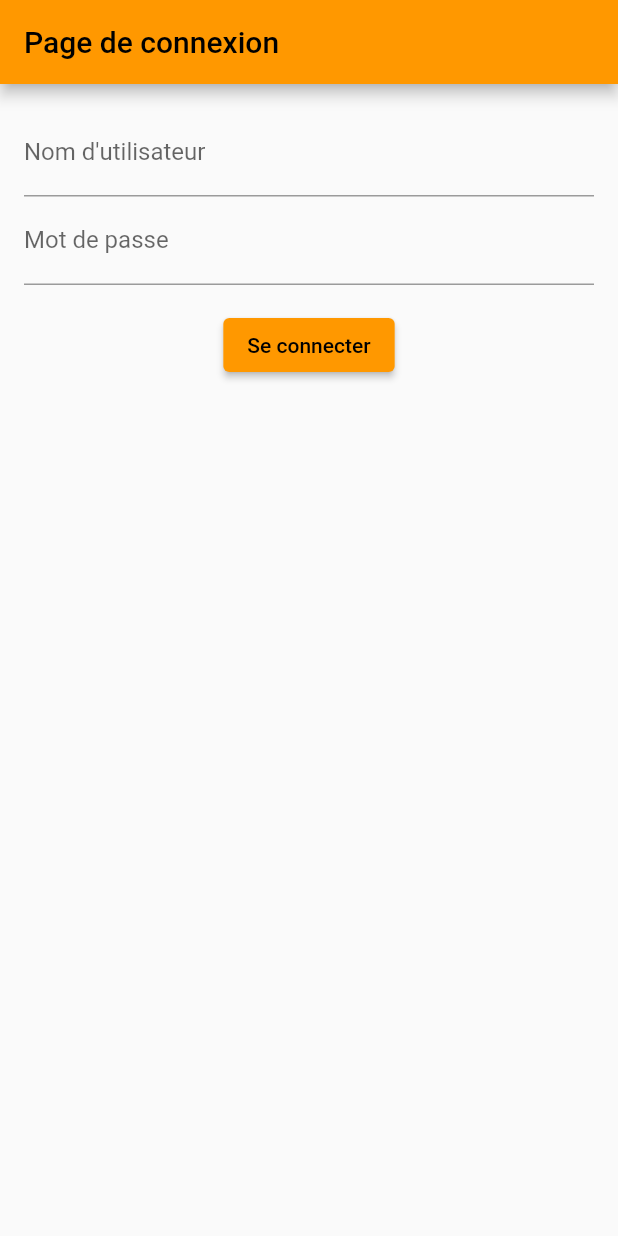
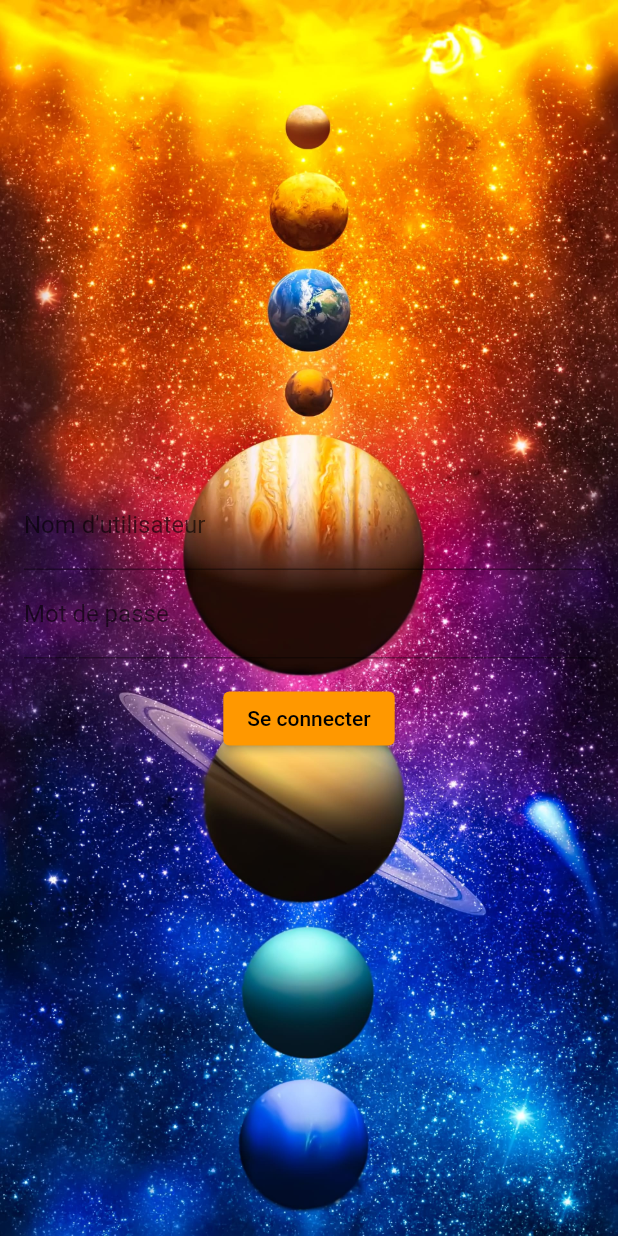
Before and after one commit to Snikyy4/projet_mob, a Flutter app: the screen it shows after launch, on a phone screen of 412 x 824 dp. Run offline on Flutter 3.47's test engine with Material 2 defaults, Android fonts, the phone set to English and light mode, and no system bars; our stand-ins replace sqflite; accounts and stored records are empty.

Commit message:
test fond bdd

```diff
--- a/lib/database.dart
+++ b/lib/database.dart
@@ -171,16 +171,21 @@
   }
 
   @override
-  Widget build(BuildContext context) {
-    return Scaffold(
-      appBar: AppBar(
-        title: const Text('Page de connexion'),
+Widget build(BuildContext context) {
+  return Scaffold(
+    body: Container(
+      decoration: BoxDecoration(
+        image: DecorationImage(
+          image: AssetImage('lib/assets/fond_ecran_bdd.png'),
+          fit: BoxFit.cover,
+        ),
       ),
-      body: Padding(
+      child: Padding(
         padding: const EdgeInsets.all(16.0),
         child: Form(
           key: _formKey,
           child: Column(
+            mainAxisAlignment: MainAxisAlignment.center,
             children: [
               TextFormField(
                 controller: _usernameController,
@@ -212,6 +217,7 @@
           ),
         ),
       ),
-    );
-  }
+    ),
+  );
 }
+}
```
Also changed, not shown: lib/assets/fond_ecran_bdd.png (added).
